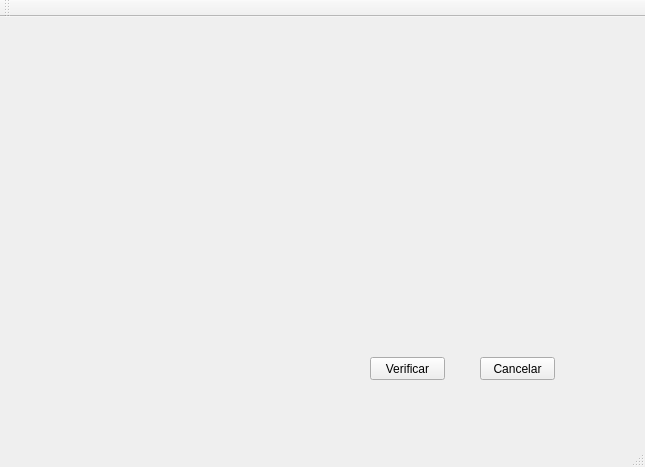
The window that ENTREGABLE DE SUDOKU 0.0/Sudoku/sudoku.ui (EdwinHermenejildo/Proyecto-Sudoku-Lenguaje-1P) describes before a commit, drawn with Qt 5.
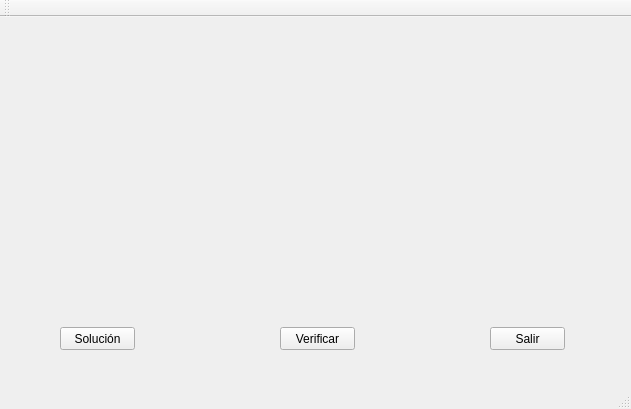
The same window after the commit.

Commit message:
Botón Solución
Este botón llena la matriz sudoku con una solución que se encuentra en
un archivo de texto llamado Soluciones...

```diff
--- a/ENTREGABLE DE SUDOKU 0.0/Sudoku/sudoku.ui
+++ b/ENTREGABLE DE SUDOKU 0.0/Sudoku/sudoku.ui
@@ -9,8 +9,8 @@
    <rect>
     <x>0</x>
     <y>0</y>
-    <width>645</width>
-    <height>467</height>
+    <width>631</width>
+    <height>409</height>
    </rect>
   </property>
   <property name="windowTitle">
@@ -35,8 +35,8 @@
    <widget class="QPushButton" name="pB_Verificar">
     <property name="geometry">
      <rect>
-      <x>370</x>
-      <y>340</y>
+      <x>280</x>
+      <y>310</y>
       <width>75</width>
       <height>23</height>
      </rect>
@@ -48,14 +48,27 @@
    <widget class="QPushButton" name="pB_Cancelar">
     <property name="geometry">
      <rect>
-      <x>480</x>
-      <y>340</y>
+      <x>490</x>
+      <y>310</y>
       <width>75</width>
       <height>23</height>
      </rect>
     </property>
     <property name="text">
-     <string>Cancelar</string>
+     <string>Salir</string>
+    </property>
+   </widget>
+   <widget class="QPushButton" name="pB_Solucion">
+    <property name="geometry">
+     <rect>
+      <x>60</x>
+      <y>310</y>
+      <width>75</width>
+      <height>23</height>
+     </rect>
+    </property>
+    <property name="text">
+     <string>Solución</string>
     </property>
    </widget>
   </widget>
```
Left out of the diff: 4 changed lines with no effect on the pictures. The commit also changes 3 other files.
